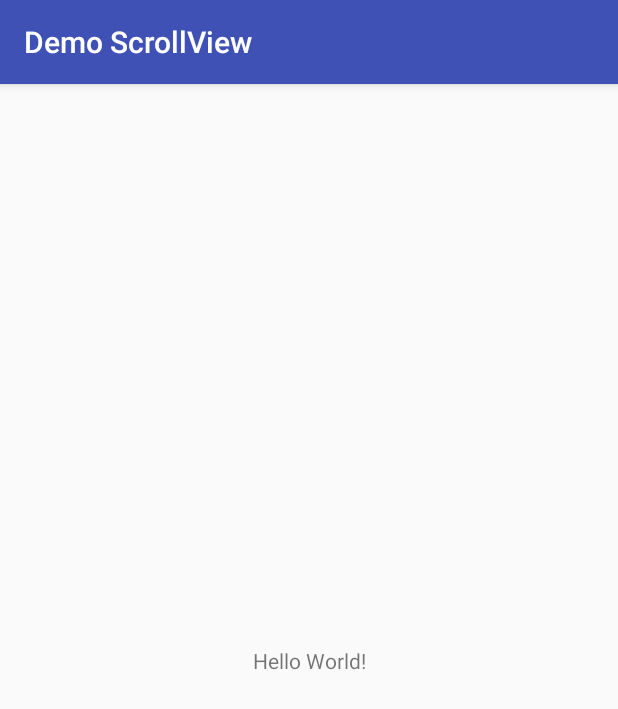
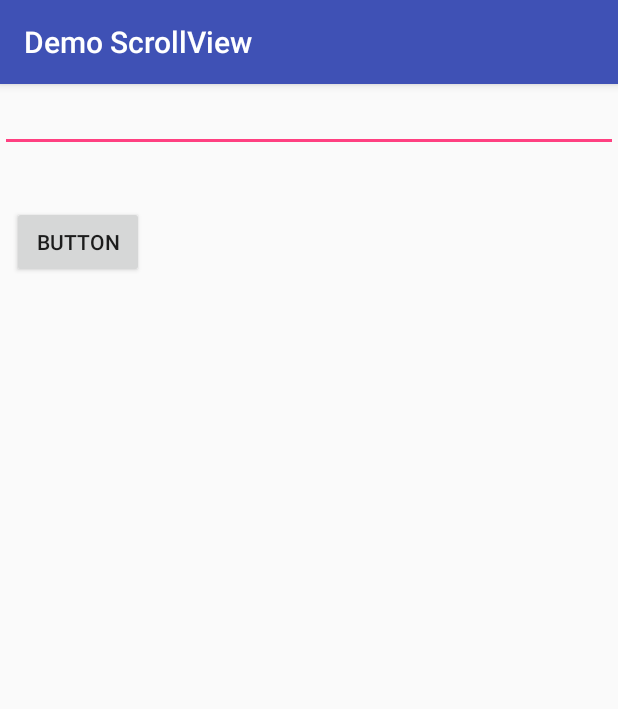
Before and after one commit to Justin-RP/DemoScrollView, an Android app: the screen it shows after launch (MainActivity), on a phone screen of 412 x 824 dp. Shown: the top 709 px of the screen. Run offline under Robolectric (Android 15) with nearby library versions, the phone set to English and light mode, and no system bars.

Commit message:
scrollview Added

```diff
--- a/app/src/main/res/layout/activity_main.xml
+++ b/app/src/main/res/layout/activity_main.xml
@@ -6,13 +6,43 @@
     android:layout_height="match_parent"
     tools:context="com.example.a16022916.demoscrollview.MainActivity">
 
-    <TextView
-        android:layout_width="wrap_content"
-        android:layout_height="wrap_content"
-        android:text="Hello World!"
-        app:layout_constraintBottom_toBottomOf="parent"
-        app:layout_constraintLeft_toLeftOf="parent"
-        app:layout_constraintRight_toRightOf="parent"
-        app:layout_constraintTop_toTopOf="parent" />
+    <ScrollView
+        android:layout_width="match_parent"
+        android:layout_height="match_parent">
+
+        <android.support.constraint.ConstraintLayout
+            android:layout_width="match_parent"
+            android:layout_height="wrap_content">
+
+            <EditText
+                android:id="@+id/editText3"
+                android:layout_width="0dp"
+                android:layout_height="wrap_content"
+                android:layout_marginBottom="8dp"
+                android:ems="10"
+                android:inputType="textMultiLine"
+                app:layout_constraintBottom_toBottomOf="parent"
+                app:layout_constraintEnd_toEndOf="parent"
+                app:layout_constraintHorizontal_bias="0.0"
+                app:layout_constraintStart_toStartOf="parent"
+                app:layout_constraintTop_toTopOf="parent"
+                app:layout_constraintVertical_bias="0.0" />
+
+            <Button
+                android:id="@+id/button"
+                android:layout_width="wrap_content"
+                android:layout_height="wrap_content"
+                android:layout_marginStart="8dp"
+                android:layout_marginTop="36dp"
+                android:text="Button"
+                app:layout_constraintStart_toStartOf="parent"
+                app:layout_constraintTop_toBottomOf="@+id/editText3" />
+
+        </android.support.constraint.ConstraintLayout>
+
+
+    </ScrollView>
+
+
 
 </android.support.constraint.ConstraintLayout>
```
